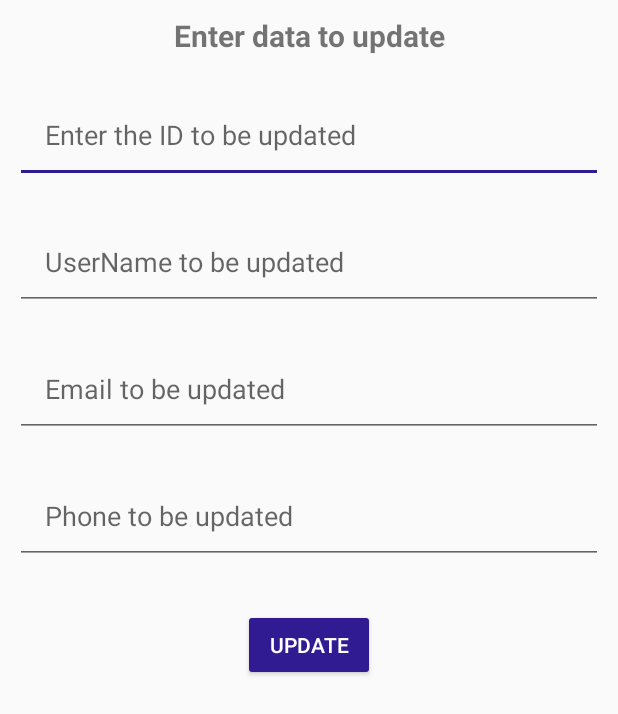
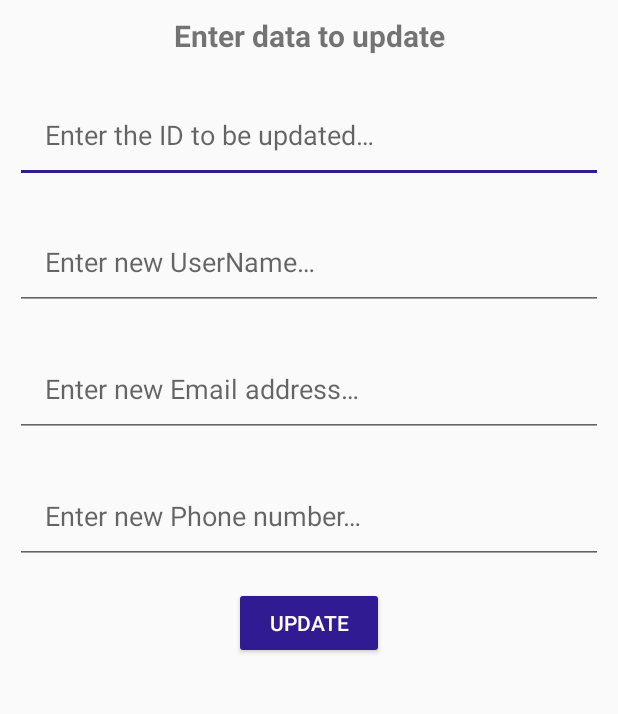
Before and after one commit to C4L1BER/SQLite_Recycler, an Android app: the layout update_layout.xml on its own in the app's theme, with its tools: preview values and no code run, on a phone screen of 412 x 824 dp. Shown: the top 714 px of the screen. Run offline under Robolectric (Android 15) with nearby library versions, the phone set to English and light mode, and no system bars.

Commit message:
Minor changes.

```diff
--- a/app/src/main/java/com/example/chinmay/sqlitecustomlistview/DatabaseHelper.java
+++ b/app/src/main/java/com/example/chinmay/sqlitecustomlistview/DatabaseHelper.java
@@ -119,4 +119,5 @@ public class DatabaseHelper extends SQLiteOpenHelper
         }// Checks if there are any items in the database, if not then resets the autoincrement count to 0.
         return data;
     }
+
 }
--- a/app/src/main/java/com/example/chinmay/sqlitecustomlistview/ViewListContents.java
+++ b/app/src/main/java/com/example/chinmay/sqlitecustomlistview/ViewListContents.java
@@ -199,19 +199,19 @@ public class ViewListContents extends AppCompatActivity
         }
         else if (validations.isBlank(userName))
         {
-            userName.setError("Please enter your Name");
+            userName.setError("Please enter new UserName");
             userName.requestFocus();
             return false;
         }
         else if (validations.isBlank(userEmail))
         {
-            userEmail.setError("Please enter your E-mail");
+            userEmail.setError("Please enter new E-mail");
             userEmail.requestFocus();
             return false;
         }
         else if (validations.isBlank(userPhone))
         {
-            userPhone.setError("Please enter your phone number");
+            userPhone.setError("Please enter new phone number");
             userPhone.requestFocus();
             return false;
         }
--- a/app/src/main/res/layout/update_layout.xml
+++ b/app/src/main/res/layout/update_layout.xml
@@ -60,11 +60,11 @@
     <Button
         android:id="@+id/btnUpdate"
         style="@style/Widget.AppCompat.Button.Colored"
-        android:layout_width="wrap_content"
+        android:layout_width="100dp"
         android:layout_height="wrap_content"
         android:layout_below="@id/etPhone"
         android:layout_centerHorizontal="true"
-        android:layout_margin="20dp"
+        android:layout_margin="5dp"
         android:gravity="center"
         android:text="@string/update" />
 
--- a/app/src/main/res/values/strings.xml
+++ b/app/src/main/res/values/strings.xml
@@ -10,14 +10,15 @@
     <string name="rPhone">Phone: </string>
     <string name="add">Add</string>
     <string name="view">View</string>
-    <string name="idUpdate">Enter the ID to be updated</string>
-    <string name="uNameUpdate">UserName to be updated</string>
-    <string name="emailUpdate">Email to be updated</string>
-    <string name="phoneUpdate">Phone to be updated</string>
+    <string name="idUpdate">Enter the ID to be updated…</string>
+    <string name="uNameUpdate">Enter new UserName…</string>
+    <string name="emailUpdate">Enter new Email address…</string>
+    <string name="phoneUpdate">Enter new Phone number…</string>
     <string name="update">Update</string>
     <string name="delete">Delete</string>
-    <string name="idToDel">Enter an ID to delete</string>
+    <string name="idToDel">Enter an ID to delete…</string>
     <string name="ViewData">View Data</string>
     <string name="MainMenu">Main Menu</string>
     <string name="updateText">Enter data to update</string>
+    <string name="viewData">View Data</string>
 </resources>
```
